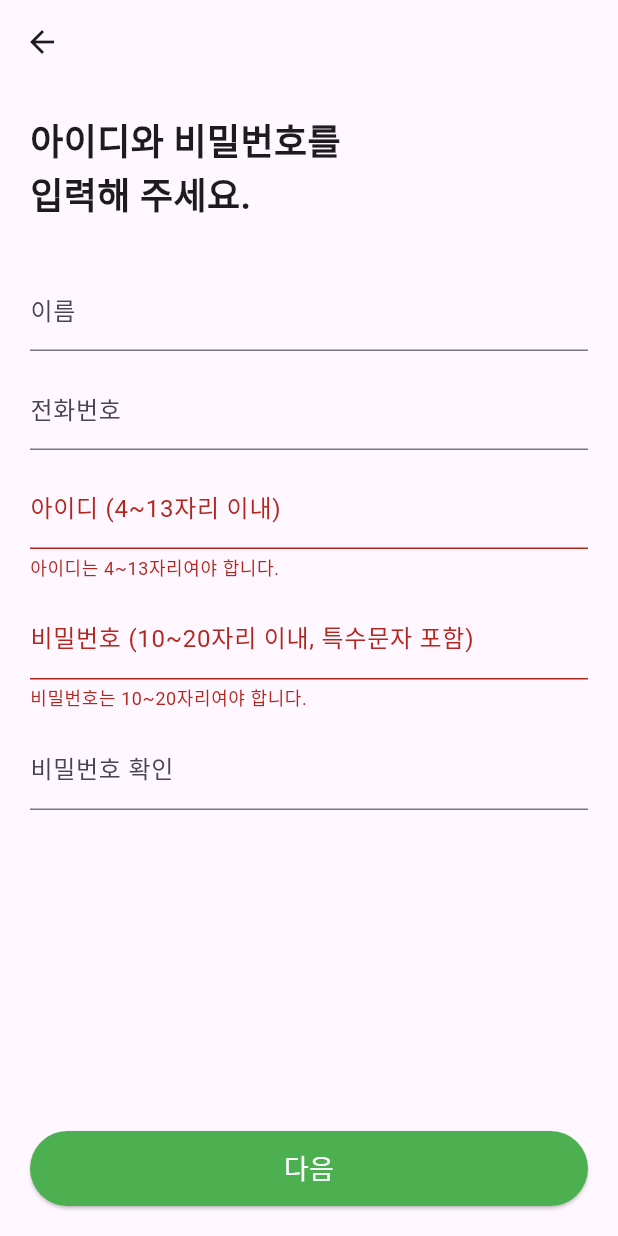
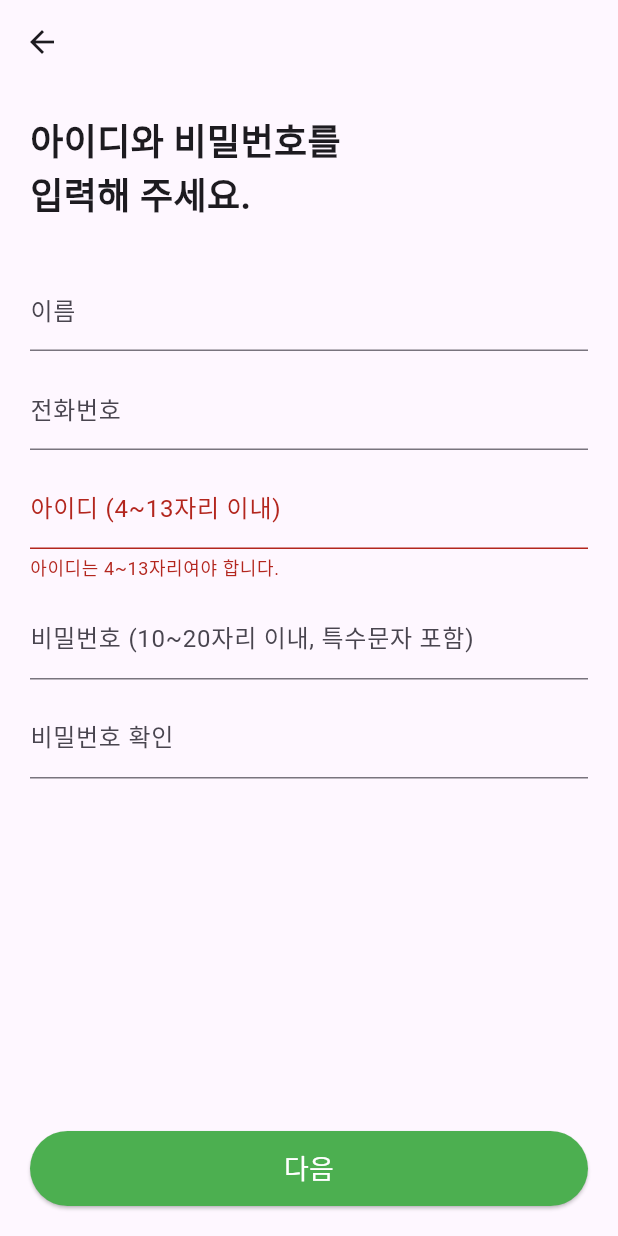
Before and after one commit to rytjr/GrazieProject, a Flutter app: the UserInScreen screen opened directly, after a tap on "다음", on a phone screen of 412 x 824 dp. Run offline on Flutter 3.47's test engine with Material 3 defaults, Android fonts, the phone set to English and light mode, and no system bars; our stand-ins replace dio, flutter_secure_storage, image_picker, webview_flutter; missing offline and left inert: iamport_flutter; accounts and stored records are empty; network calls fail.

```diff
--- a/lib/UserInScreen.dart
+++ b/lib/UserInScreen.dart
@@ -71,15 +71,6 @@ class _UserInScreenState extends State<UserInScreen> {
                 decoration: InputDecoration(
                   labelText: '비밀번호 (10~20자리 이내, 특수문자 포함)',
                 ),
-                validator: (value) {
-                  if (value == null || value.length < 10 || value.length > 20) {
-                    return '비밀번호는 10~20자리여야 합니다.';
-                  }
-                  if (!RegExp(r'^(?=.*?[!@#\$&*~]).{10,}$').hasMatch(value)) {
-                    return '비밀번호에는 최소 한 개의 특수 문자가 포함되어야 합니다.';
-                  }
-                  return null;
-                },
               ),
               SizedBox(height: 10),
               TextFormField(
```
